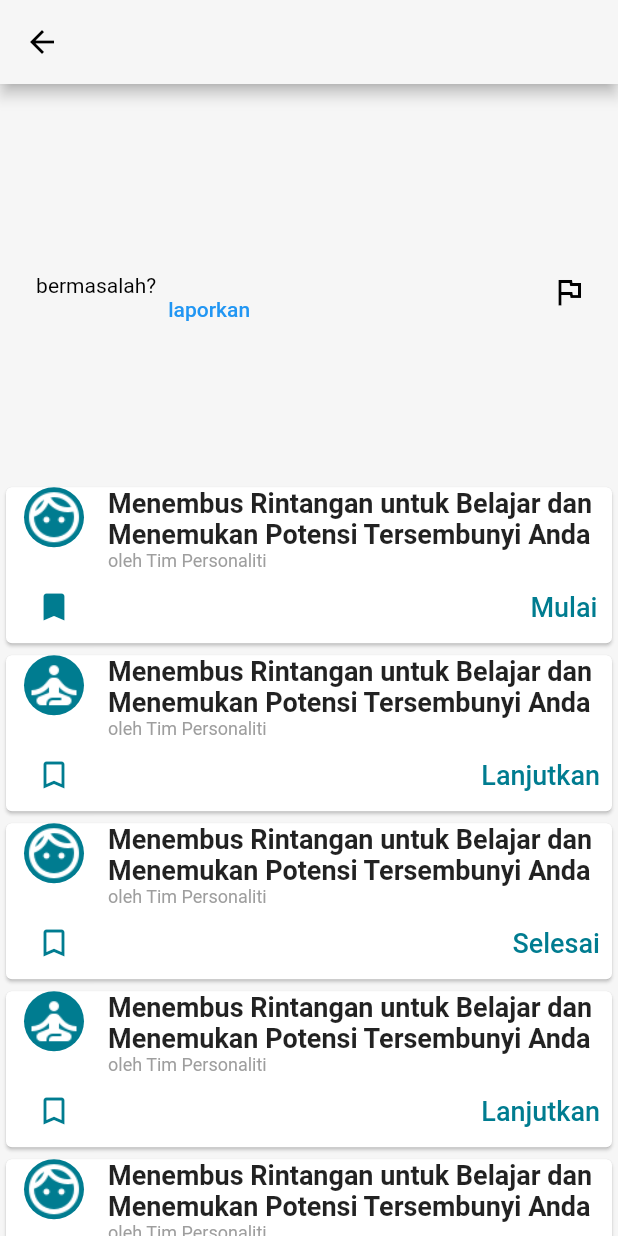
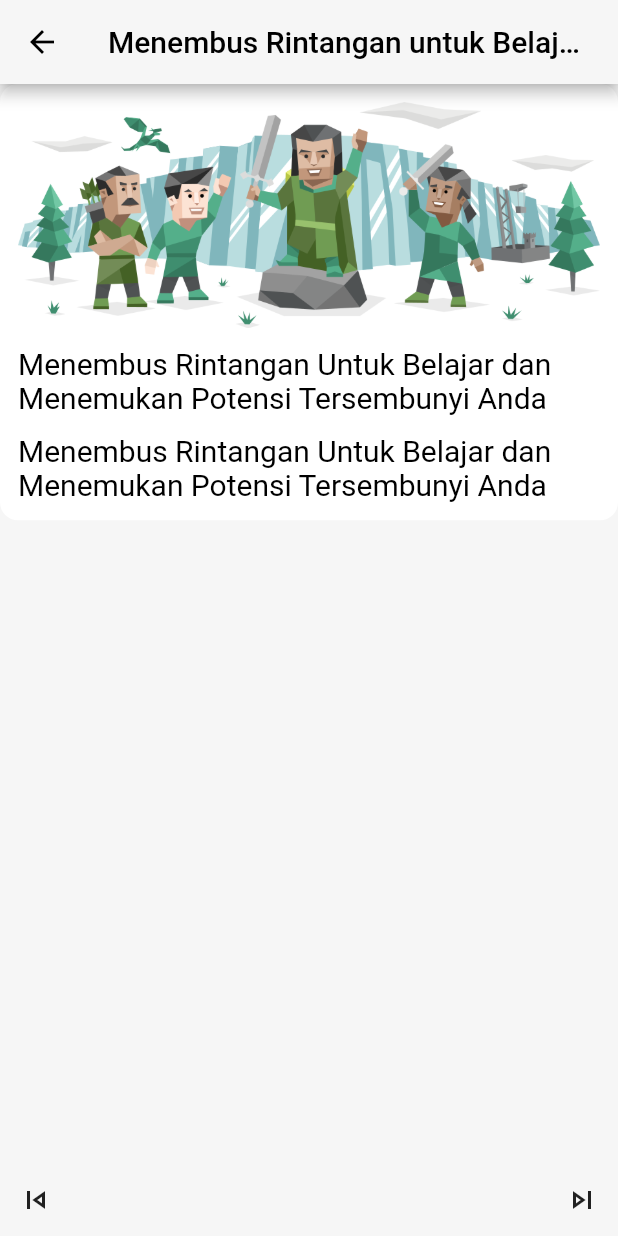
Before and after one commit to gits-flores/Flutter, a Flutter app: the ListTopikCourse screen opened directly with empty values, after a tap on the "bookmark outline" icon, after a tap on "Mulai", on a phone screen of 412 x 824 dp. Run offline on Flutter 3.47's test engine with Material 2 defaults, Android fonts, the phone set to English and light mode, and no system bars; our stand-ins replace flutter_svg, percent_indicator, shared_preferences; accounts and stored records are empty.

Commit message:
many changes

```diff
--- /dev/null
+++ b/lib/Screens/Topik/MateriTopik/materi_topik.dart
@@ -0,0 +1,82 @@
+import 'package:flutter/material.dart';
+import 'package:flutter_login/Screens/Topik/MateriTopik/rate_topik.dart';
+
+class MateriTopik extends StatefulWidget {
+  final String titleAppbar;
+  const MateriTopik({Key key, this.titleAppbar}) : super(key: key);
+
+  @override
+  _MateriTopikState createState() => _MateriTopikState();
+}
+
+class _MateriTopikState extends State<MateriTopik> {
+  @override
+  Widget build(BuildContext context) {
+    return Scaffold(
+      backgroundColor: Color(0xFFF6F6F6),
+      appBar: AppBar(
+        title: Text(widget.titleAppbar, style: TextStyle(color: Colors.black),),
+        backgroundColor: Color(0xFFF6F6F6),
+        foregroundColor: Colors.black,
+        centerTitle: true,
+      ),
+      body: Center(
+        child: Column(
+          crossAxisAlignment: CrossAxisAlignment.center,
+          mainAxisAlignment: MainAxisAlignment.spaceBetween,
+          children:<Widget> [
+            Align(
+              alignment: Alignment.center,
+              child: Container(
+                decoration: BoxDecoration(
+                  borderRadius: BorderRadius.circular(12),
+                  color: Colors.white,
+                ),
+                child: Padding(
+                  padding: const EdgeInsets.symmetric(horizontal: 12, vertical: 12),
+                  child: Column(
+                    crossAxisAlignment: CrossAxisAlignment.center,
+                    mainAxisAlignment: MainAxisAlignment.spaceAround,
+                    children:<Widget>[
+                      Image.asset("assets/images/personal_growth_satu.png"),
+                      Padding(
+                        padding: const EdgeInsets.only(top: 12, bottom: 12),
+                        child: Text("Menembus Rintangan Untuk Belajar dan Menemukan Potensi Tersembunyi Anda", style: TextStyle(color: Colors.black, fontSize: 20),),
+                      ),
+                      Text("Menembus Rintangan Untuk Belajar dan Menemukan Potensi Tersembunyi Anda", style: TextStyle(color: Colors.black, fontSize: 20),),
+                    ],
+                  ),
+                )
+              ),
+            ),
+            Positioned(
+              bottom: 12,
+              child: Row(
+               mainAxisAlignment: MainAxisAlignment.spaceBetween,
+               children:<Widget> [
+                 IconButton(onPressed:(){
+
+                 },
+                     icon: Icon(Icons.skip_previous_outlined)
+                 ),
+                 IconButton(onPressed: (){
+                   Navigator.push(
+                     context,
+                     MaterialPageRoute(
+                       builder: (context) {
+                         return RateTopik();
+                       },
+                     ),
+                   );
+                 },
+                     icon: Icon(Icons.skip_next_outlined)
+                 )
+               ],
+              ),
+            )
+          ],
+        ),
+      ),
+    );
+  }
+}
--- a/lib/Screens/Topik/list_topik_course.dart
+++ b/lib/Screens/Topik/list_topik_course.dart
@@ -1,4 +1,5 @@
 import 'package:flutter/material.dart';
+import 'package:flutter_login/Screens/Topik/MateriTopik/materi_topik.dart';
 import 'package:flutter_login/Screens/Topik/dummy/dummy_topik.dart';
 import 'package:flutter_login/components/card_body.dart';
 import 'package:flutter_login/components/header_topik.dart';
@@ -22,6 +23,11 @@ class _ListTopikCourseState extends State<ListTopikCourse> {
         backgroundColor: Color(0xFFF6F6F6),
         foregroundColor: Colors.black,
         centerTitle: true,
+        actions: [
+          IconButton(icon: Icon(Icons.search, color: Colors.black,),
+            onPressed: (){},
+          ),
+        ],
       ),
       body: SingleChildScrollView(
         child: Column(
@@ -45,6 +51,7 @@ class _ListTopikCourseState extends State<ListTopikCourse> {
                   desc: dmy.desc,
                   buttonTitle: dmy.buttonTitle,
                   colorImage: Color(0xFF007C90),
+                  detail: MateriTopik(titleAppbar: dmy.title,),
                 );
               },
               itemCount: dummyTopikCourse.length,
--- a/lib/components/card_body.dart
+++ b/lib/components/card_body.dart
@@ -1,6 +1,7 @@
+
 import 'package:flutter/material.dart';
 
-class CardBody extends StatelessWidget {
+class CardBody extends StatefulWidget {
   final String assetImage;
   final String title;
   final String desc;
@@ -8,12 +9,32 @@ class CardBody extends StatelessWidget {
   final Function button;
   final Function saveButton;
   final Color colorImage;
-  const CardBody({Key key, this.assetImage, this.title, this.desc, this.buttonTitle, this.button, this.saveButton, this.colorImage}) : super(key: key);
+  final bool state;
+  final Widget detail;
+  const CardBody({Key key, this.assetImage, this.title, this.desc, this.buttonTitle, this.button, this.saveButton, this.colorImage, this.state, this.detail}) : super(key: key);
+
+  @override
+  State<CardBody> createState() => _CardBodyState();
+}
+
+class _CardBodyState extends State<CardBody> {
+  void readContent(){
+    Navigator.push(
+      context,
+      MaterialPageRoute(
+        builder: (context) {
+          return widget.detail;
+        },
+      ),
+    );
+  }
 
   @override
   Widget build(BuildContext context) {
     return Card(
       color: Colors.white,
+      child: Padding(
+        padding: const EdgeInsets.only(top: 8.0),
         child: Column(
           crossAxisAlignment: CrossAxisAlignment.start,
           children:<Widget> [
@@ -26,10 +47,10 @@ class CardBody extends StatelessWidget {
                   width: 40,
                   margin: EdgeInsets.only(left: 12, right: 16),
                   decoration: BoxDecoration(
-                    color: colorImage,
+                      color: widget.colorImage,
                     borderRadius: BorderRadius.circular(20)
                   ),
-                child: Image.asset(assetImage, height: 40, width: 40,fit: BoxFit.cover,),
+                  child: Image.asset(widget.assetImage, height: 40, width: 40,fit: BoxFit.cover,),
                 ),
                 Expanded(
                   flex: 2,
@@ -39,8 +60,8 @@ class CardBody extends StatelessWidget {
                       crossAxisAlignment: CrossAxisAlignment.start,
                       mainAxisAlignment: MainAxisAlignment.start,
                       children:<Widget> [
-                      Text(title, style: TextStyle(fontSize: 18, fontWeight: FontWeight.bold), maxLines: 3,),
-                      Text(desc, style: TextStyle(fontSize: 12, color: Colors.grey),)
+                        Text(widget.title, style: TextStyle(fontSize: 18, fontWeight: FontWeight.bold), maxLines: 3,),
+                        Text(widget.desc, style: TextStyle(fontSize: 12, color: Colors.grey),)
                       ],
                     ),
                   ),
@@ -52,12 +73,19 @@ class CardBody extends StatelessWidget {
               children:<Widget> [
                Padding(
                  padding: const EdgeInsets.only(left: 8),
-               child: SaveButton(saveButton: saveButton),
+                 child: SaveButton(saveButton: widget.saveButton, state: widget.state,),
                ),
-              TextButton(onPressed: (){button;}, child: Text(buttonTitle, style: TextStyle(color: Color(0xFF007C90), fontSize: 18),))
+                TextButton(onPressed: (){
+                  if(widget.detail != null){
+                    readContent();
+                  }else{
+
+                  }
+                  }, child: Text(widget.buttonTitle, style: TextStyle(color: Color(0xFF007C90), fontSize: 18),))
               ],
             )
           ],
+        ),
       ),
     );
   }
@@ -66,7 +94,8 @@ class CardBody extends StatelessWidget {
 
 class SaveButton extends StatefulWidget {
   final Function saveButton;
-  const SaveButton({Key key, this.saveButton}) : super(key: key);
+  final bool state;
+  const SaveButton({Key key, this.saveButton, this.state}) : super(key: key);
 
   @override
   _SaveButtonState createState() => _SaveButtonState();
@@ -74,6 +103,20 @@ class SaveButton extends StatefulWidget {
 
 class _SaveButtonState extends State<SaveButton> {
   bool isFavorite = false;
+
+  @override
+  void initState(){
+    super.initState();
+    if(widget.state == null){
+      setState(() {
+        isFavorite = false;
+      });
+    }else{
+      setState(() {
+        isFavorite = widget.state;
+      });
+    }
+  }
 
   @override
   Widget build(BuildContext context) {
--- a/pubspec.yaml
+++ b/pubspec.yaml
@@ -25,6 +25,7 @@ dependencies:
   cupertino_icons: ^0.1.2
   flutter_svg: ^0.19.1
   shared_preferences: ^2.0.5
+  percent_indicator: ^3.4.0
 
 dev_dependencies:
   flutter_test:
```
Also changed, not shown: lib/Screens/Disimpan/disimpan_screen.dart (+83 -3 lines), lib/Screens/HomeScreen/home_screen.dart (+38 -2 lines), lib/Screens/Jelajah/Artikel/detail_artikel.dart (added, +94 -0 lines), lib/Screens/Topik/MateriTopik/rangkuman_screen.dart (added, +115 -0 lines), lib/Screens/Topik/MateriTopik/rate_topik.dart (added, +98 -0 lines), lib/Screens/Topik/list_topik_jelajah.dart (+32 -3 lines), assets/images/artikel_img.png (added), assets/images/personal_growth_satu.png (added). Lines whose indentation alone changed are shown as unchanged.
